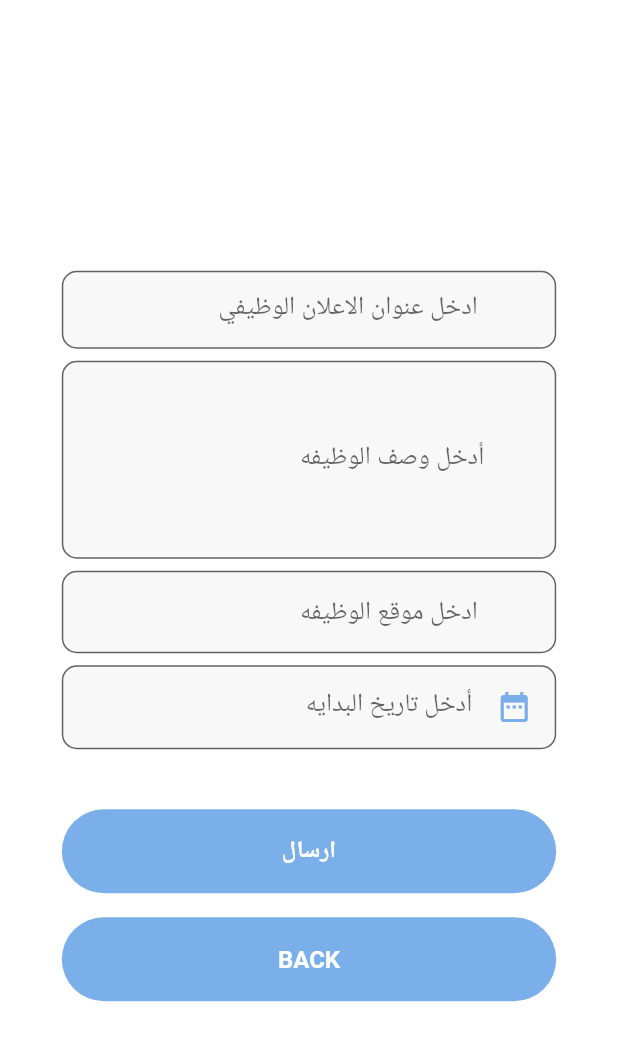
After one commit to Julairi/444-Project-G-15, a Flutter app: the screen it shows after launch, after a tap on "POST JOB", on a phone screen of 412 x 824 dp. The commit adds this screen. Shown: the top 1041 px of the screen. Run offline on Flutter 3.47's test engine with Material 2 defaults, Android fonts, the phone set to English and light mode, and no system bars.

Commit message:
post job forms

```diff
--- a/lib/Screens/Welcome/components/login_signup_btn.dart
+++ b/lib/Screens/Welcome/components/login_signup_btn.dart
@@ -1,4 +1,5 @@
 import 'package:esaa/Screens/companySignup/signup_screen.dart';
+import 'package:esaa/post_job/post_job_screen.dart';
 import 'package:flutter/material.dart';
 
 import '../../../constants.dart';
@@ -52,6 +53,26 @@ class LoginAndSignupBtn extends StatelessWidget {
             style: TextStyle(color: Colors.black, fontSize: 16),
           ),
         ),
+        //tesst
+        const SizedBox(height: 16),
+        ElevatedButton(
+          onPressed: () {
+            Navigator.push(
+              context,
+              MaterialPageRoute(
+                builder: (context) {
+                  return postjobScreen();
+                },
+              ),
+            );
+          },
+          style: ElevatedButton.styleFrom(
+              primary: kPrimaryLightColor, elevation: 0),
+          child: Text(
+            " post job".toUpperCase(),
+            style: TextStyle(color: Colors.black, fontSize: 16),
+          ),
+        ),
       ],
     );
   }
--- a/lib/constants.dart
+++ b/lib/constants.dart
@@ -20,3 +20,7 @@ const String kNationalIdNullError = "الرجاءإدخال رقم الهوية/
 const String kInvalidNationalIdError =
     "الرجاء إدخال رقم الهوية/الإقامة بشكل صحيح";
 const String kDOBNullError = " الرجاء إدخال يوم ميلادك  ";
+const String kjobTitleNullError = "الرجاء إدخال عنوان الاعلان الوظيفي";
+const String kdescNullError = "الرجاء ادخال الوصف";
+const String klocNullError = "الرجاء ادخال الموقع";
+const String kStartDateNullError = " الرجاء إدخال التاريخ   ";
--- /dev/null
+++ b/lib/post_job/post_job_form.dart
@@ -0,0 +1,195 @@
+import 'package:esaa/Screens/Login/login_screen.dart';
+import 'package:esaa/Screens/Welcome/components/login_signup_btn.dart';
+import 'package:esaa/Screens/signup/sec_signup_scren.dart';
+import 'package:flutter/cupertino.dart';
+import 'package:flutter/material.dart';
+import 'package:intl/intl.dart';
+
+import '../../../components/already_have_an_account_acheck.dart';
+import '../../../constants.dart';
+
+class postJob extends StatefulWidget {
+  const postJob({
+    Key? key,
+  }) : super(key: key);
+  _postJobFormState createState() => _postJobFormState();
+}
+
+class _postJobFormState extends State<postJob> {
+  final _formKey = GlobalKey<FormState>();
+  DateTime date = DateTime.now();
+  final titleEditingController = new TextEditingController();
+  final descripEditingController = new TextEditingController();
+  final locationEditingController = new TextEditingController();
+  final dateEditingController = new TextEditingController();
+
+  @override
+  Widget build(BuildContext context) {
+    final titleField = TextFormField(
+      controller: titleEditingController,
+      keyboardType: TextInputType.name,
+      cursorColor: kPrimaryColor,
+      textInputAction: TextInputAction.next,
+      onSaved: (newValue) => titleEditingController.text = newValue!,
+      validator: (value) {
+        if (value!.isEmpty) {
+          return kjobTitleNullError;
+        }
+        return null;
+      },
+      decoration: InputDecoration(
+        border: OutlineInputBorder(
+          borderRadius: BorderRadius.circular(10),
+          borderSide: BorderSide(color: kPrimaryColor),
+        ),
+        prefixIcon: Padding(
+          padding: const EdgeInsets.all(defaultPadding),
+        ),
+        labelText: " ادخل عنوان الاعلان الوظيفي",
+      ),
+    );
+
+    final descripField = TextFormField(
+      controller: descripEditingController,
+      onSaved: (newValue) => descripEditingController.text = newValue!,
+      validator: (value) {
+        if (value!.isEmpty) {
+          return kdescNullError;
+        }
+        return null;
+      },
+      textInputAction: TextInputAction.next,
+      cursorColor: kPrimaryColor,
+      decoration: InputDecoration(
+        border: OutlineInputBorder(
+          borderRadius: BorderRadius.circular(10),
+          borderSide: BorderSide(color: kPrimaryColor),
+        ),
+        prefixIcon: Padding(
+          padding: const EdgeInsets.all(defaultPadding),
+        ),
+        labelText: "أدخل وصف الوظيفه  ",
+      ),
+      maxLines: 100,
+      minLines: 5,
+    );
+
+    final locField = TextFormField(
+      controller: locationEditingController,
+      cursorColor: kPrimaryColor,
+      onSaved: (newValue) => locationEditingController.text = newValue!,
+      validator: (value) {
+        if (value!.isEmpty) {
+          return klocNullError;
+        }
+        return null;
+      },
+      textInputAction: TextInputAction.done,
+      decoration: InputDecoration(
+        border: OutlineInputBorder(
+          borderRadius: BorderRadius.circular(10),
+          borderSide: BorderSide(color: kPrimaryColor),
+        ),
+        prefixIcon: Padding(
+          padding: const EdgeInsets.all(defaultPadding),
+        ),
+        hintText: " ادخل موقع الوظيفه",
+      ),
+    );
+    final startDate = TextFormField(
+      controller: dateEditingController,
+      cursorColor: kPrimaryColor,
+      keyboardType: TextInputType.datetime,
+      textInputAction: TextInputAction.done,
+      onSaved: (value) {
+        dateEditingController.text = value!.toString();
+      },
+      onTap: () async {
+        DateTime? newDate = await showDatePicker(
+            context: context,
+            initialDate: DateTime.now(),
+            firstDate: DateTime.now(),
+            lastDate: DateTime(2100));
+        if (newDate != null) {
+          print(newDate);
+          String formattedDate = DateFormat('yyyy-MM-dd').format(newDate);
+          print(formattedDate);
+          setState(() {
+            date = newDate;
+          });
+        } else {
+          print(kStartDateNullError);
+        }
+      },
+      decoration: InputDecoration(
+        border: OutlineInputBorder(
+          borderRadius: BorderRadius.circular(10),
+          borderSide: BorderSide(color: kPrimaryColor),
+        ),
+        prefixIcon: Padding(
+          padding: const EdgeInsets.all(defaultPadding),
+          child: Icon(Icons.date_range),
+        ),
+        labelText: "أدخل تاريخ البدايه",
+      ),
+      validator: (value) {
+        if (value!.isEmpty) {
+          return kDOBNullError;
+        } else
+          return null;
+      },
+    );
+
+    return Form(
+      key: _formKey,
+      child: Column(
+        children: [
+          Padding(padding: const EdgeInsets.all(defaultPadding)),
+          SizedBox(height: defaultPadding / 2),
+          titleField,
+          SizedBox(height: defaultPadding / 2),
+          descripField,
+          SizedBox(height: defaultPadding / 2),
+          locField,
+          SizedBox(height: defaultPadding / 2),
+          startDate,
+          Padding(padding: const EdgeInsets.all(defaultPadding)),
+          const SizedBox(height: defaultPadding / 2),
+          ElevatedButton(
+            onPressed: () {
+              if (_formKey.currentState!.validate()) {
+                Navigator.push(
+                  context,
+                  MaterialPageRoute(
+                    builder: (context) {
+                      return secSignUpScreen();
+                    },
+                  ),
+                );
+              }
+            },
+            child: Text("ارسال".toUpperCase(), style: TextStyle(fontSize: 16)),
+          ),
+          const SizedBox(height: defaultPadding),
+          //extra btn
+          ElevatedButton(
+            onPressed: () {
+              {
+                Navigator.push(
+                  context,
+                  MaterialPageRoute(
+                    builder: (context) {
+                      return LoginAndSignupBtn();
+                    },
+                  ),
+                );
+              }
+            },
+            child: Text("back".toUpperCase(), style: TextStyle(fontSize: 16)),
+          ),
+          const SizedBox(height: defaultPadding),
+        ],
+      ),
+    );
+  }
+}
--- /dev/null
+++ b/lib/post_job/post_job_screen.dart
@@ -0,0 +1,66 @@
+import 'package:esaa/constants.dart';
+import 'package:esaa/post_job/post_job_form.dart';
+import 'package:esaa/responsive.dart';
+import 'package:flutter/material.dart';
+
+import '../../components/background.dart';
+//import 'components/signup_form.dart';
+//import 'components/socal_sign_up.dart';
+
+class postjobScreen extends StatelessWidget {
+  const postjobScreen({Key? key}) : super(key: key);
+
+  @override
+  Widget build(BuildContext context) {
+    return Background(
+      child: SingleChildScrollView(
+        child: Responsive(
+          mobile: const MobileSignupScreen(),
+          desktop: Row(
+            children: [
+              Expanded(
+                child: Column(
+                  mainAxisAlignment: MainAxisAlignment.center,
+                  children: const [
+                    SizedBox(
+                      width: 450,
+                      child: postJob(), //change
+                    ),
+                    SizedBox(height: defaultPadding / 2),
+                    // SocalSignUp()
+                  ],
+                ),
+              )
+            ],
+          ),
+        ),
+      ),
+    );
+  }
+}
+
+class MobileSignupScreen extends StatelessWidget {
+  const MobileSignupScreen({
+    Key? key,
+  }) : super(key: key);
+
+  @override
+  Widget build(BuildContext context) {
+    return Column(
+      mainAxisAlignment: MainAxisAlignment.center,
+      children: <Widget>[
+        Row(
+          children: const [
+            Spacer(),
+            Expanded(
+              flex: 8,
+              child: postJob(),
+            ),
+            Spacer(),
+          ],
+        ),
+        // const SocalSignUp()
+      ],
+    );
+  }
+}
```
Also changed, not shown: lib/Screens/Signup/components/second_signup_form.dart (+0 -19 lines), lib/post_job/postJob.dart (deleted, +0 -54 lines), 2 other files.
